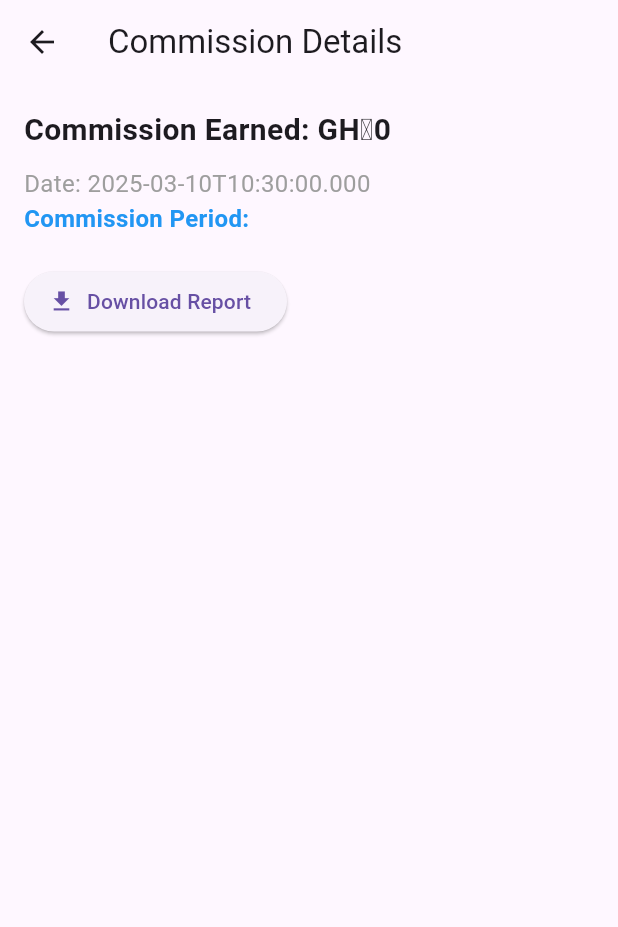
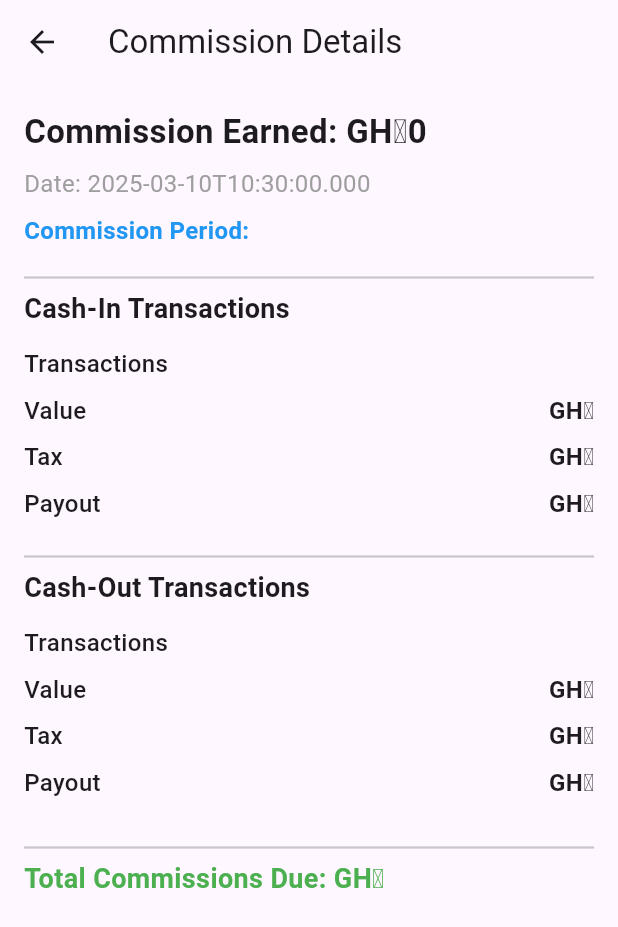
Before and after one commit to bbnoni/pdf_manager_flutter, a Flutter app: the CommissionDetailsScreen screen opened directly with empty values, on a phone screen of 412 x 824 dp. Shown: the top 927 px of the screen. Run offline on Flutter 3.47's test engine with Material 3 defaults, Android fonts, the phone set to English and light mode, and no system bars; our stand-ins replace dio, file_picker, flutter_secure_storage; missing offline and left inert: syncfusion_flutter_pdfviewer; accounts and stored records are empty; network calls fail.

Commit message:
Working App Point new agent broader view

```diff
--- a/lib/agent_commission_screen.dart
+++ b/lib/agent_commission_screen.dart
@@ -67,31 +67,6 @@ class _AgentCommissionScreenState extends State<AgentCommissionScreen> {
     }
   }
 
-  /// **Download Commission Report**
-  Future<void> downloadReport(String commissionId) async {
-    String? token = await storage.read(key: "token");
-    if (token == null) return;
-
-    try {
-      Response response = await dio.get(
-        '$baseUrl/download_commission/$commissionId',
-        options: Options(
-          headers: {'Authorization': 'Bearer $token'},
-          responseType: ResponseType.bytes, // Download as bytes
-        ),
-      );
-
-      if (response.statusCode == 200) {
-        _showMessage("✅ Download started!");
-        // Implement file saving logic (Flutter file picker required)
-      } else {
-        _showMessage("❌ Download failed.");
-      }
-    } catch (e) {
-      _showMessage("❌ Error downloading report.");
-    }
-  }
-
   /// **Shows a Snackbar message**
   void _showMessage(String message) {
     ScaffoldMessenger.of(context)
@@ -137,30 +112,19 @@ class _AgentCommissionScreenState extends State<AgentCommissionScreen> {
                               ),
                           ],
                         ),
-                        trailing: Row(
-                          mainAxisSize: MainAxisSize.min,
-                          children: [
-                            IconButton(
-                              icon: Icon(Icons.remove_red_eye,
+                        trailing: IconButton(
+                          icon: const Icon(Icons.remove_red_eye,
                               color: Colors.blue),
                           onPressed: () {
                             Navigator.push(
                               context,
                               MaterialPageRoute(
-                                    builder: (context) =>
-                                        CommissionDetailsScreen(
+                                builder: (context) => CommissionDetailsScreen(
                                   commission: commission,
                                 ),
                               ),
                             );
                           },
-                            ),
-                            IconButton(
-                              icon: Icon(Icons.download, color: Colors.green),
-                              onPressed: () =>
-                                  downloadReport(commission['id'].toString()),
-                            ),
-                          ],
                         ),
                       ),
                     );
@@ -178,40 +142,96 @@ class CommissionDetailsScreen extends StatelessWidget {
   @override
   Widget build(BuildContext context) {
     return Scaffold(
-      appBar: AppBar(title: Text("Commission Details")),
+      appBar: AppBar(title: const Text("Commission Details")),
       body: Padding(
         padding: const EdgeInsets.all(16.0),
         child: Column(
           crossAxisAlignment: CrossAxisAlignment.start,
           children: [
+            /// **Commission Amount**
             Text(
               "Commission Earned: GH₵${commission['amount']}",
-              style: const TextStyle(fontSize: 20, fontWeight: FontWeight.bold),
+              style: const TextStyle(fontSize: 22, fontWeight: FontWeight.bold),
             ),
-            const SizedBox(height: 10),
+            const SizedBox(height: 8),
+
+            /// **Date**
             Text(
               "Date: ${commission['date']}",
               style: const TextStyle(fontSize: 16, color: Colors.grey),
             ),
-            if (commission.containsKey('commission_period'))
+            const SizedBox(height: 8),
+
+            /// **Commission Period**
             Text(
               "Commission Period: ${commission['commission_period']}",
               style: const TextStyle(
                 fontSize: 16,
                 fontWeight: FontWeight.bold,
-                    color: Colors.blue),
+                color: Colors.blue,
               ),
+            ),
+            const SizedBox(height: 12),
+
+            /// **Cash-In Section**
+            const Divider(thickness: 1.5),
+            const Text(
+              "Cash-In Transactions",
+              style: TextStyle(fontSize: 18, fontWeight: FontWeight.bold),
+            ),
+            const SizedBox(height: 8),
+            buildRow("Transactions", commission['cashin_total_transactions']),
+            buildRow("Value", "GH₵${commission['cashin_total_value']}"),
+            buildRow("Tax", "GH₵${commission['cashin_total_tax_on_valid']}"),
+            buildRow("Payout", "GH₵${commission['cashin_payout_commission']}"),
+
+            /// **Cash-Out Section**
+            const SizedBox(height: 12),
+            const Divider(thickness: 1.5),
+            const Text(
+              "Cash-Out Transactions",
+              style: TextStyle(fontSize: 18, fontWeight: FontWeight.bold),
+            ),
+            const SizedBox(height: 8),
+            buildRow("Transactions", commission['cashout_total_transactions']),
+            buildRow("Value", "GH₵${commission['cashout_total_value']}"),
+            buildRow("Tax", "GH₵${commission['cashout_total_tax_on_valid']}"),
+            buildRow("Payout", "GH₵${commission['cashout_payout_commission']}"),
+
+            /// **Total Commissions Due**
             const SizedBox(height: 20),
-            ElevatedButton.icon(
-              icon: Icon(Icons.download),
-              label: Text("Download Report"),
-              onPressed: () {
-                // Add logic to handle downloading
-              },
+            const Divider(thickness: 1.5),
+            Text(
+              "Total Commissions Due: GH₵${commission['total_commissions_due']}",
+              style: const TextStyle(
+                fontSize: 18,
+                fontWeight: FontWeight.bold,
+                color: Colors.green,
+              ),
             ),
           ],
         ),
       ),
     );
   }
+
+  /// **Reusable Row for Displaying Key-Value Data**
+  Widget buildRow(String label, String? value) {
+    return Padding(
+      padding: const EdgeInsets.symmetric(vertical: 4),
+      child: Row(
+        mainAxisAlignment: MainAxisAlignment.spaceBetween,
+        children: [
+          Text(
+            label,
+            style: const TextStyle(fontSize: 16, fontWeight: FontWeight.w500),
+          ),
+          Text(
+            value ?? "N/A",
+            style: const TextStyle(fontSize: 16, fontWeight: FontWeight.bold),
+          ),
+        ],
+      ),
+    );
   }
+}
```
Also changed, not shown: 1 other file. Lines whose indentation alone changed are shown as unchanged.
